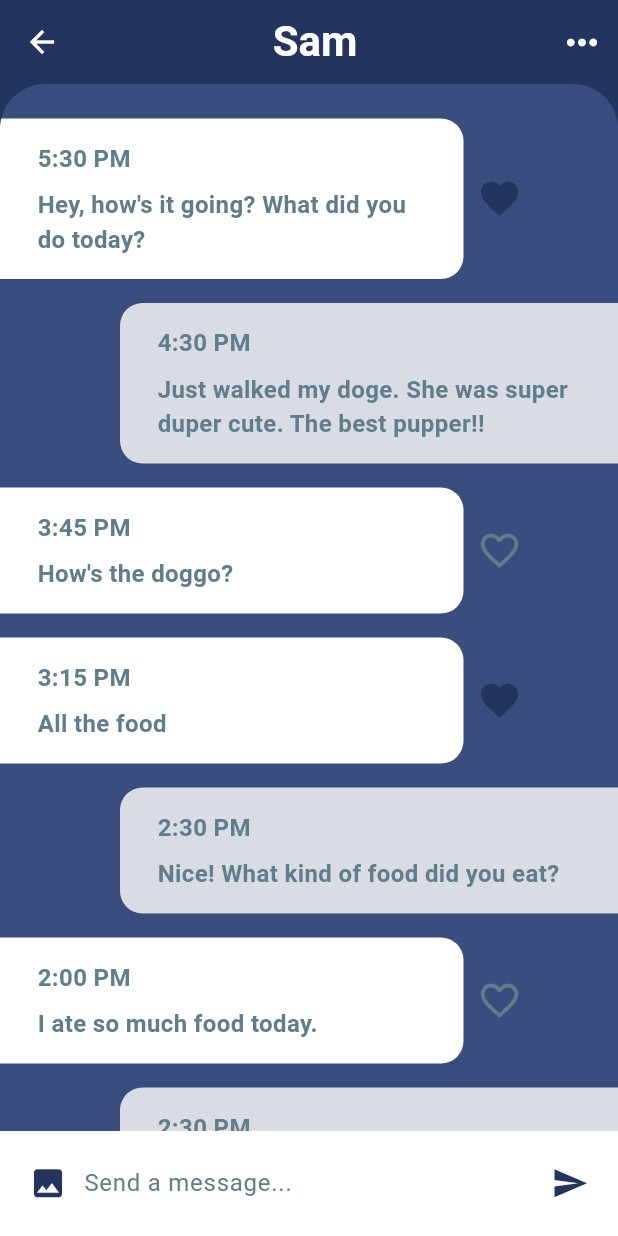
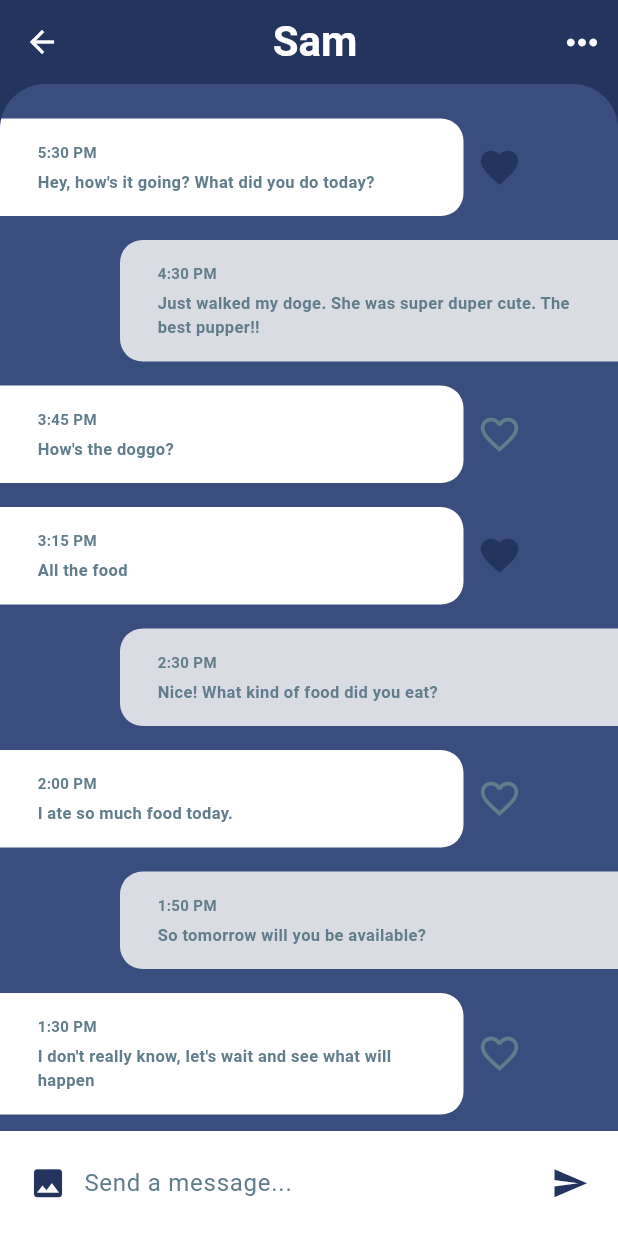
Before and after one commit to acob1/Health-Care-flutter, a Flutter app: the Chat screen opened directly, after a tap on "Sam", on a phone screen of 412 x 824 dp. Run offline on Flutter 3.47's test engine with Material 3 defaults, Android fonts, the phone set to English and light mode, and no system bars; our stand-ins replace google_nav_bar.

Commit message:
code updated

```diff
--- a/lib/Screens/chat_screen.dart
+++ b/lib/Screens/chat_screen.dart
@@ -45,17 +45,17 @@ class _ChatScreenState extends State<ChatScreen> {
             message.time,
             style: const TextStyle(
                 color: Colors.blueGrey,
-                fontSize: 16.0,
+                fontSize: 10.0,
                 fontWeight: FontWeight.w600),
           ),
           const SizedBox(
-            height: 8.0,
+            height: 5.0,
           ),
           Text(
             message.text,
             style: const TextStyle(
                 color: Colors.blueGrey,
-                fontSize: 16.0,
+                fontSize: 11.0,
                 fontWeight: FontWeight.w600),
           ),
         ],
--- a/lib/Screens/homepage.dart
+++ b/lib/Screens/homepage.dart
@@ -3,7 +3,6 @@ import 'package:flutter/material.dart';
 import '../widgets/disease_type.dart';
 import '../widgets/more_docWidgets.dart';
 import '../widgets/my_search_widget.dart';
-import 'my_health_doc.dart';
 import '../widgets/my_row_topdocs.dart';
 
 class HomePage extends StatefulWidget {
--- a/lib/Screens/my_health_doc.dart
+++ b/lib/Screens/my_health_doc.dart
@@ -19,6 +19,5 @@ class MyHealthDoc extends StatelessWidget {
         ),
       ),
     );
-    ;
   }
 }
--- a/lib/main.dart
+++ b/lib/main.dart
@@ -49,8 +49,8 @@ class _MyHomePageState extends State<MyHomePage> {
   // ignore: non_constant_identifier_names
   static final List<Widget> _NavScreens = <Widget>[
     const HomePage(),
+    const Chat(),
     const Catalog(),
-    const Chat(),
     const Cart()
   ];
 
@@ -73,12 +73,12 @@ class _MyHomePageState extends State<MyHomePage> {
                 text: 'Home',
               ),
               GButton(
-                icon: Icons.favorite_border,
-                text: 'Catalog',
+                icon: Icons.chat_bubble_rounded,
+                text: 'Chat',
               ),
               GButton(
-                icon: Icons.chat_bubble_rounded,
-                text: 'Chat',
+                icon: Icons.account_balance_wallet,
+                text: 'Wallet',
               ),
               GButton(
                 icon: Icons.person,
--- a/lib/models/message_model.dart
+++ b/lib/models/message_model.dart
@@ -72,6 +72,20 @@ List<User> favorites = [sam, Sweartagawd, steven, olivia, john, greg];
 
 // EXAMPLE CHATS ON HOME SCREEN
 List<Message> chats = [
+  Message(
+    sender: sam,
+    time: '5:55 PM',
+    text: 'Hey, how\'s it going? What did you do today?',
+    isLiked: true,
+    unread: true,
+  ),
+  Message(
+    sender: john,
+    time: '5:40 PM',
+    text: 'Hey, how\'s it going? What did you do today?',
+    isLiked: false,
+    unread: true,
+  ),
   Message(
     sender: james,
     time: '5:30 PM',
@@ -176,14 +190,42 @@ List<Message> messages = [
   ),
   Message(
     sender: currentUser,
-    time: '2:30 PM',
+    time: '1:50 PM',
     text: 'So tomorrow will you be available?',
     isLiked: true,
     unread: true,
   ),
   Message(
     sender: Sweartagawd,
-    time: '2:00 PM',
+    time: '1:30 PM',
+    text: 'I don\'t really know, let\'s wait and see what will happen',
+    isLiked: false,
+    unread: true,
+  ),
+  Message(
+    sender: currentUser,
+    time: '1:00 PM',
+    text: 'So tomorrow will you be available?',
+    isLiked: true,
+    unread: true,
+  ),
+  Message(
+    sender: Sweartagawd,
+    time: '12:53 PM',
+    text: 'I don\'t really know, let\'s wait and see what will happen',
+    isLiked: false,
+    unread: true,
+  ),
+  Message(
+    sender: currentUser,
+    time: '12:20 PM',
+    text: 'So tomorrow will you be available?',
+    isLiked: true,
+    unread: true,
+  ),
+  Message(
+    sender: james,
+    time: '12:00 PM',
     text: 'I don\'t really know, let\'s wait and see what will happen',
     isLiked: false,
     unread: true,
```
